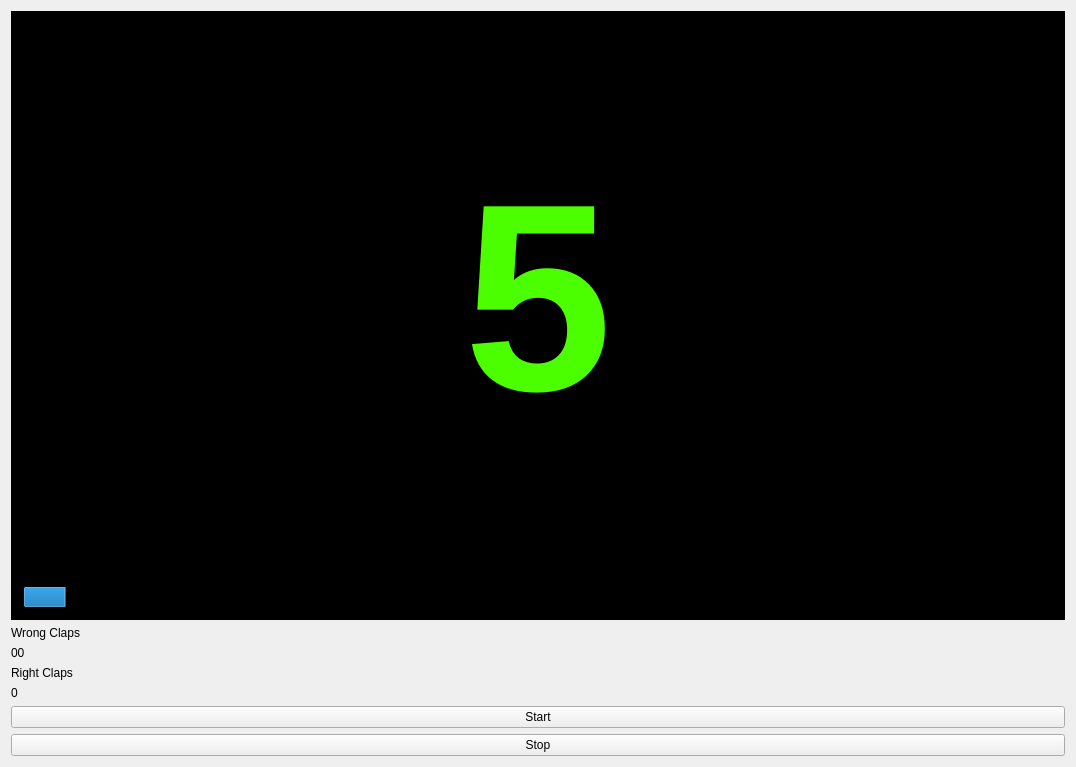
First picture: the form in clapclap/clapclap/widget.ui, repository Zeotyn/clap-clap, before the edit.
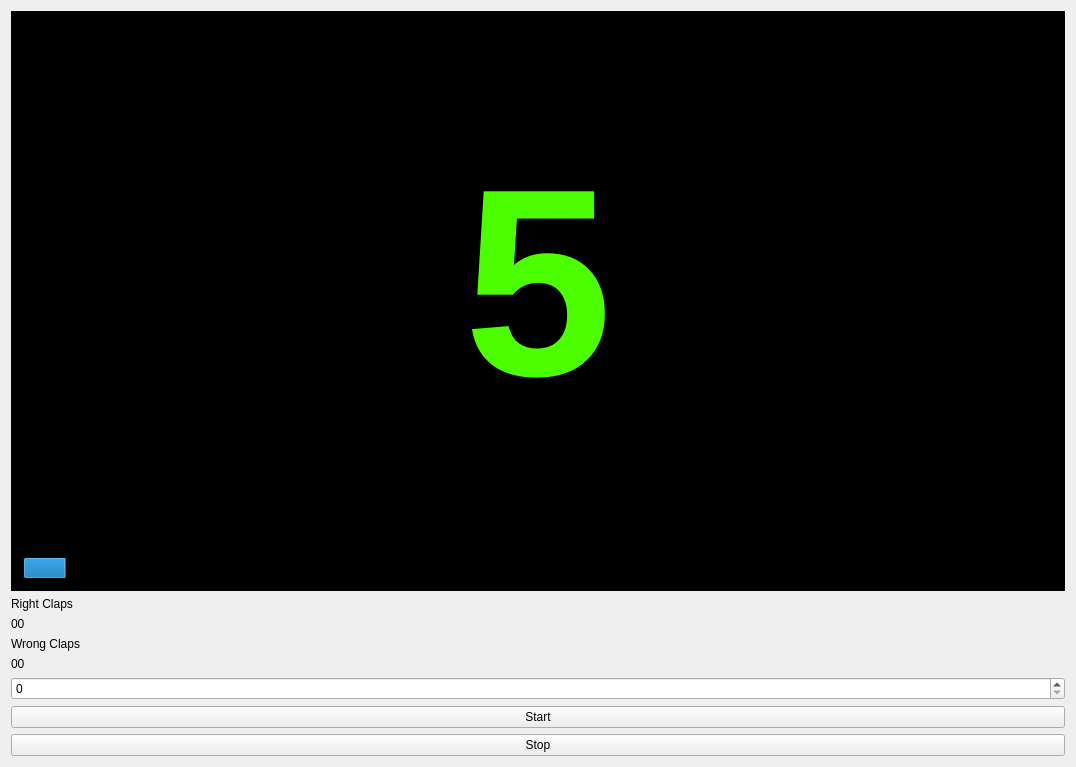
Second picture: the form after the edit.

Diff of the .ui file:
```diff
--- a/clapclap/clapclap/widget.ui
+++ b/clapclap/clapclap/widget.ui
@@ -96,7 +96,7 @@
       </sizepolicy>
      </property>
      <property name="text">
-      <string>Wrong Claps</string>
+      <string>Right Claps</string>
      </property>
     </widget>
    </item>
@@ -125,7 +125,7 @@
       </sizepolicy>
      </property>
      <property name="text">
-      <string>Right Claps</string>
+      <string>Wrong Claps</string>
      </property>
     </widget>
    </item>
@@ -138,10 +138,13 @@
       </sizepolicy>
      </property>
      <property name="text">
-      <string>0</string>
+      <string>00</string>
      </property>
     </widget>
    </item>
+   <item>
+    <widget class="QSpinBox" name="spinBox"/>
+   </item>
    <item>
     <widget class="QPushButton" name="startButton">
      <property name="text">
```
